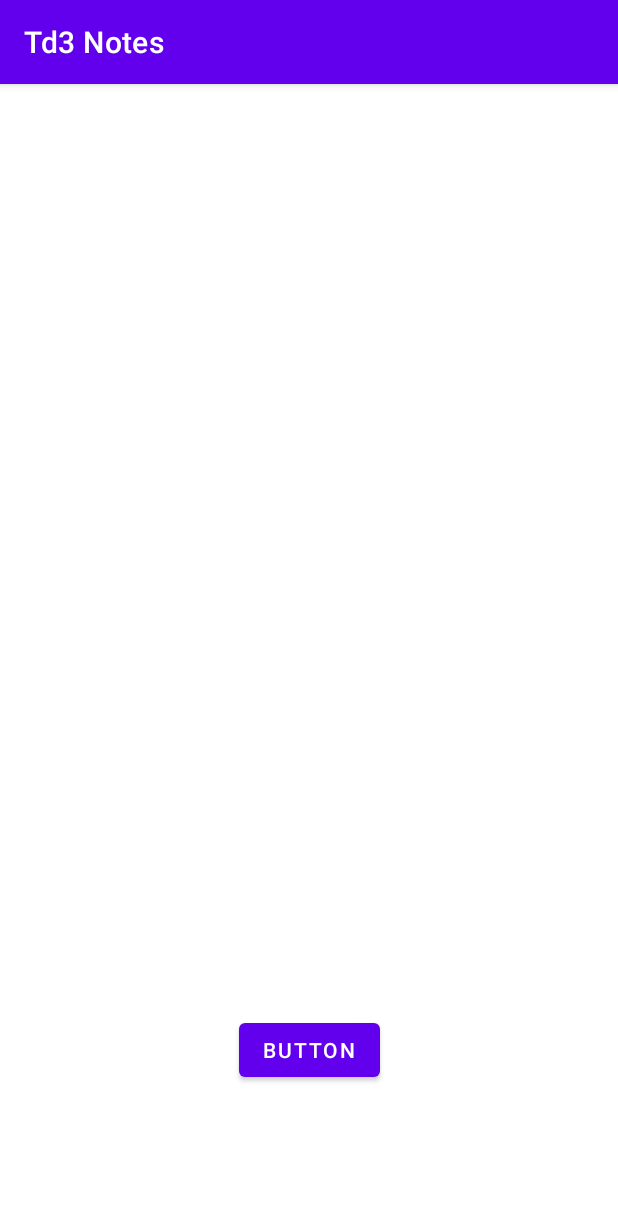
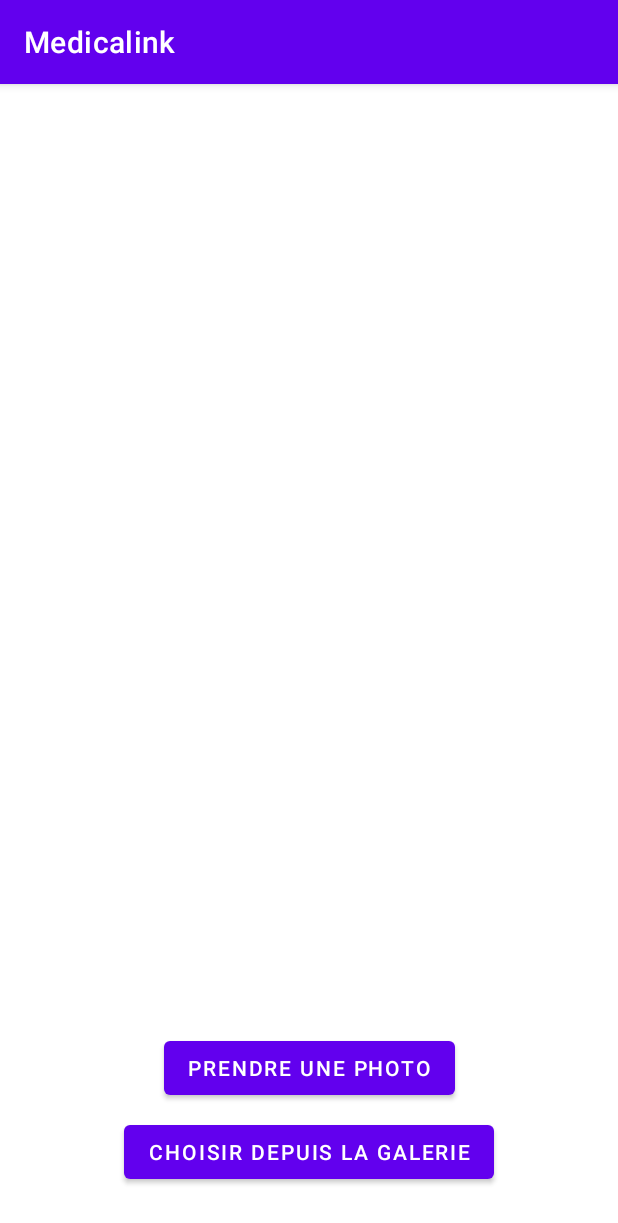
Before and after one commit to PacomeCailleteau/Medicalink, an Android app: the screen it shows after launch (MainActivity), on a phone screen of 412 x 824 dp. Shown: the top 1223 px of the screen. Run offline under Robolectric (Android 15) with nearby library versions, the phone set to English and light mode, and no system bars.

Commit message:
récupéré photo depuis galerie ok, prendre une photo ok, la photo prise ne se memt pas dans la vue directement

```diff
--- a/app/src/main/java/dev/mobile/td3notes/MainActivity.kt
+++ b/app/src/main/java/dev/mobile/td3notes/MainActivity.kt
@@ -1,20 +1,49 @@
 package dev.mobile.td3notes
 
-
+import android.content.Context
+import androidx.activity.result.ActivityResultLauncher
+import androidx.appcompat.app.AppCompatActivity
 import android.os.Bundle
 import android.widget.Button
-import androidx.appcompat.app.AppCompatActivity
+import android.widget.ImageView
+import androidx.activity.result.contract.ActivityResultContracts
 
 class MainActivity : AppCompatActivity() {
-    private lateinit var bouton : Button
+    private lateinit var buttonTakePicture: Button
+    private lateinit var buttonChooseFromGallery: Button
+    private lateinit var imagePreview: ImageView
 
-
+    private lateinit var takePictureLauncher: ActivityResultLauncher<Context>
+    private lateinit var chooseFromGalleryLauncher: ActivityResultLauncher<String>
 
     override fun onCreate(savedInstanceState: Bundle?) {
         super.onCreate(savedInstanceState)
         setContentView(R.layout.activity_main)
-        bouton = findViewById(R.id.button)
 
+        buttonTakePicture = findViewById(R.id.button_take_picture)
+        buttonChooseFromGallery = findViewById(R.id.button_choose_from_gallery)
+        imagePreview = findViewById(R.id.image_preview)
+
+        takePictureLauncher = registerForActivityResult(TakePictureContract()) { uri ->
+            if (uri != null) {
+                imagePreview.setImageURI(uri)
+                imagePreview.visibility = ImageView.VISIBLE
+            }
+        }
+
+        chooseFromGalleryLauncher = registerForActivityResult(ActivityResultContracts.GetContent()) { uri ->
+            if (uri != null) {
+                imagePreview.setImageURI(uri)
+                imagePreview.visibility = ImageView.VISIBLE
+            }
+        }
+
+        buttonTakePicture.setOnClickListener {
+            takePictureLauncher.launch(this)
+        }
+
+        buttonChooseFromGallery.setOnClickListener {
+            chooseFromGalleryLauncher.launch("image/*")
+        }
     }
-
 }
--- /dev/null
+++ b/app/src/main/java/dev/mobile/td3notes/TakePictureContract.kt
@@ -0,0 +1,27 @@
+package dev.mobile.td3notes
+
+import android.app.Activity
+import android.content.ContentValues
+import android.content.Context
+import android.content.Intent
+import android.net.Uri
+import android.provider.MediaStore
+import androidx.activity.result.contract.ActivityResultContract
+
+class TakePictureContract : ActivityResultContract<Context, Uri>() {
+
+    override fun createIntent(context: Context, input: Context?): Intent {
+        val values = ContentValues()
+        values.put(MediaStore.Images.Media.TITLE, "New Picture")
+        values.put(MediaStore.Images.Media.DESCRIPTION, "From the camera")
+        return Intent(MediaStore.ACTION_IMAGE_CAPTURE).putExtra(MediaStore.EXTRA_OUTPUT, context.contentResolver.insert(MediaStore.Images.Media.EXTERNAL_CONTENT_URI, values))
+    }
+
+    override fun parseResult(resultCode: Int, intent: Intent?): Uri? {
+        return if (resultCode == Activity.RESULT_OK) {
+            intent?.data
+        } else {
+            null
+        }
+    }
+}
--- a/app/src/main/res/layout/activity_main.xml
+++ b/app/src/main/res/layout/activity_main.xml
@@ -1,19 +1,45 @@
 <?xml version="1.0" encoding="utf-8"?>
-<androidx.constraintlayout.widget.ConstraintLayout xmlns:android="http://schemas.android.com/apk/res/android"
+<androidx.constraintlayout.widget.ConstraintLayout
+    xmlns:android="http://schemas.android.com/apk/res/android"
     xmlns:app="http://schemas.android.com/apk/res-auto"
     xmlns:tools="http://schemas.android.com/tools"
     android:layout_width="match_parent"
     android:layout_height="match_parent"
-    tools:context=".MainActivity">
+    tools:context=".MainActivity"
+    >
 
     <Button
-        android:id="@+id/button"
+        android:id="@+id/button_take_picture"
         android:layout_width="wrap_content"
         android:layout_height="wrap_content"
-        android:layout_marginBottom="100dp"
-        android:text="Button"
+        android:layout_centerInParent="true"
+        android:layout_marginBottom="8dp"
+        android:text="Prendre une photo"
+        app:layout_constraintBottom_toTopOf="@+id/button_choose_from_gallery"
+        app:layout_constraintEnd_toEndOf="parent"
+        app:layout_constraintStart_toStartOf="parent" />
+
+    <Button
+        android:id="@+id/button_choose_from_gallery"
+        android:layout_width="wrap_content"
+        android:layout_height="wrap_content"
+        android:layout_below="@id/button_take_picture"
+        android:layout_centerHorizontal="true"
+        android:layout_marginBottom="32dp"
+        android:text="Choisir depuis la galerie"
         app:layout_constraintBottom_toBottomOf="parent"
         app:layout_constraintEnd_toEndOf="parent"
         app:layout_constraintStart_toStartOf="parent" />
 
+    <ImageView
+        android:id="@+id/image_preview"
+        android:layout_width="match_parent"
+        android:layout_height="wrap_content"
+        android:layout_below="@id/button_choose_from_gallery"
+        android:scaleType="fitCenter"
+        app:layout_constraintEnd_toEndOf="parent"
+        app:layout_constraintStart_toStartOf="parent"
+        app:layout_constraintTop_toTopOf="parent" />
+
+
 </androidx.constraintlayout.widget.ConstraintLayout>
--- a/app/src/main/res/values/strings.xml
+++ b/app/src/main/res/values/strings.xml
@@ -1,3 +1,3 @@
 <resources>
-    <string name="app_name">Td3 Notes</string>
+    <string name="app_name">Medicalink</string>
 </resources>
```
